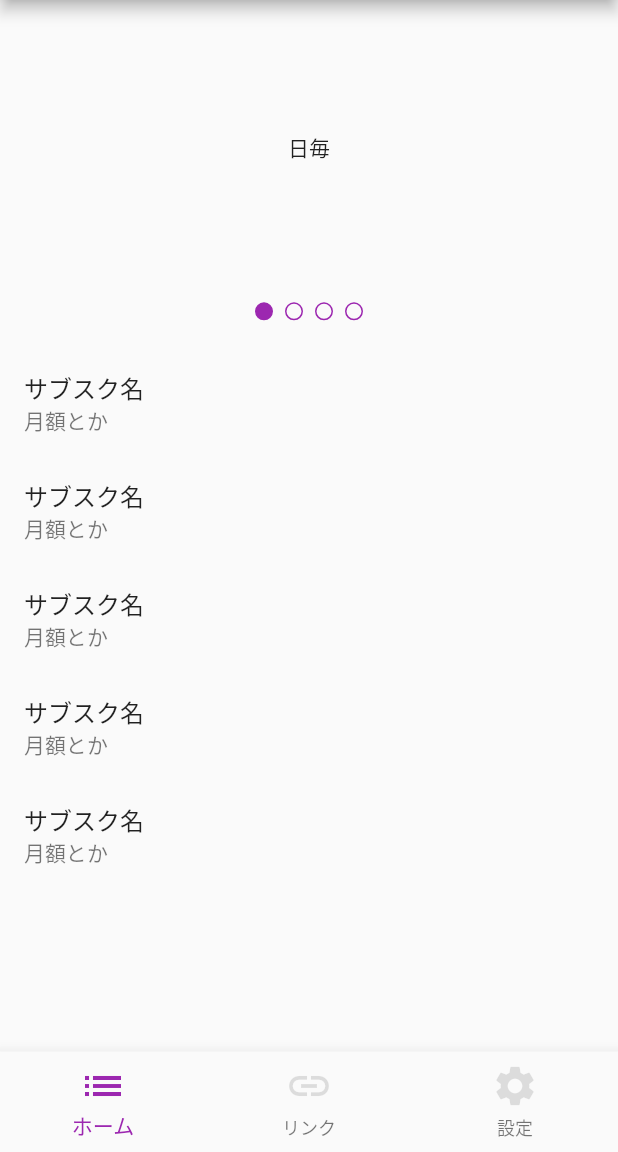
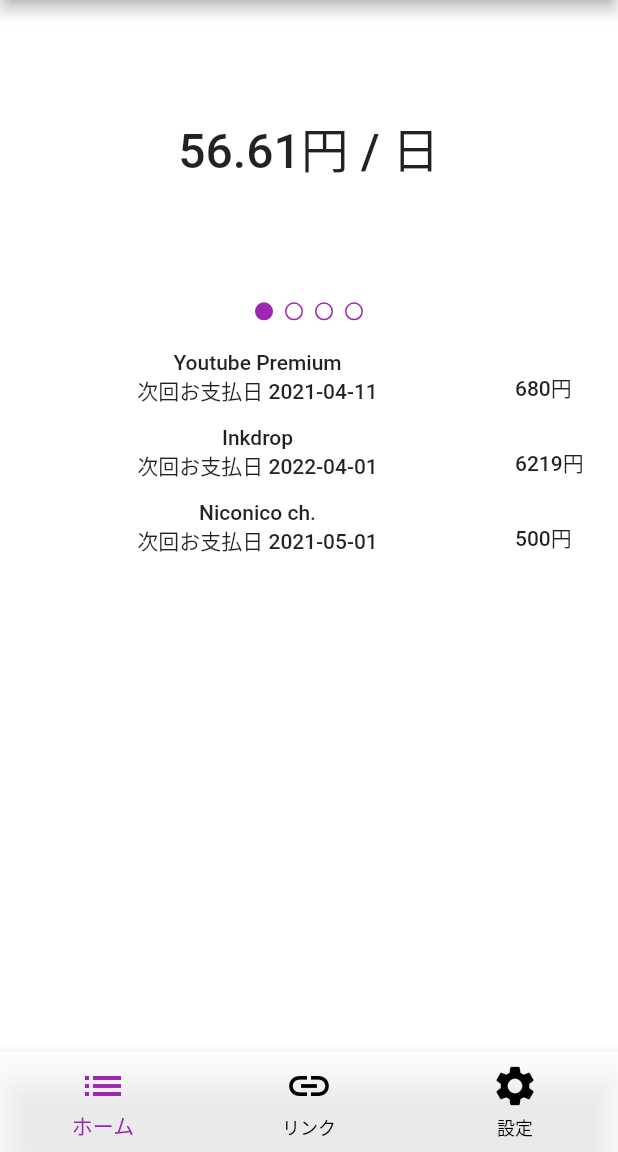
Before and after one commit to ushmz/subsuke, a Flutter app: the screen it shows after launch, on a phone screen of 412 x 824 dp, the part 84-1236 px from its top. Run offline on Flutter 3.47's test engine with Material 2 defaults, Android fonts, the phone set to English and light mode, and no system bars; our stand-ins replace rxdart.

Commit message:
:crescent_moon: Compatible with dark mode

```diff
--- a/lib/main.dart
+++ b/lib/main.dart
@@ -24,7 +24,24 @@
           // Notice that the counter didn't reset back to zero; the application
           // is not restarted.
           primarySwatch: Colors.purple,
-      ),
+          scaffoldBackgroundColor: Colors.white,
+          bottomAppBarColor: Colors.white70,
+          hintColor: Colors.black,
+          iconTheme: IconThemeData(color: Colors.black),
+          textTheme: TextTheme(
+            bodyText1: TextStyle(color: Colors.black87),
+          )),
+      darkTheme: ThemeData(
+          primaryColor: Colors.deepPurple,
+          primarySwatch: Colors.deepPurple,
+          backgroundColor: Colors.black,
+          scaffoldBackgroundColor: Colors.black,
+          bottomAppBarColor: Colors.black87,
+          hintColor: Colors.white,
+          iconTheme: IconThemeData(color: Colors.white),
+          textTheme: TextTheme(
+            bodyText1: TextStyle(color: Colors.white),
+          )),
       home: Provider<PaginationBloc>(
         create: (context) => PaginationBloc(),
         dispose: (context, bloc) => bloc.dispose(),
@@ -33,3 +50,9 @@
     );
   }
 }
+
+/// return ListTile(
+///                   title: Text(subscs[index]['title']),
+///                   subtitle: Text("次回お支払日 $subscs[index]['nextPayment']"),
+///                   trailing: Text("$subscs[index]['price']円"),
+///                 );
--- a/lib/ui/pages/list.dart
+++ b/lib/ui/pages/list.dart
@@ -3,22 +3,30 @@
 class ListPage extends StatelessWidget {
   static const prices = <Widget>[
     Center(
-      child: Text('日毎'),
+      child: Text('56.61円 / 日', style: TextStyle(fontSize: 32)),
     ),
     Center(
-      child: Text('週毎'),
+      child: Text('424.56円 / 週', style: TextStyle(fontSize: 32)),
     ),
     Center(
-      child: Text('月毎'),
+      child: Text('1698.25円 / 月', style: TextStyle(fontSize: 32)),
     ),
     Center(
-      child: Text('年毎'),
+      child: Text('20,379円 / 年', style: TextStyle(fontSize: 32)),
     ),
+  ];
+
+  static var subscs = [
+    {'title': 'Youtube Premium', 'nextPayment': '2021-04-11', 'price': 680},
+    {'title': 'Inkdrop', 'nextPayment': '2022-04-01', 'price': 6219},
+    {'title': 'Niconico ch.', 'nextPayment': '2021-05-01', 'price': 500}
   ];
 
   @override
   Widget build(BuildContext context) {
     return Container(
+        child: DefaultTextStyle(
+      style: Theme.of(context).textTheme.bodyText1,
       child: Column(
         children: [
           Expanded(
@@ -39,33 +47,36 @@
           ),
           Expanded(
             flex: 2,
-            child: ListView(
-              children: [
-                ListTile(
-                  title: Text('サブスク名'),
-                  subtitle: Text('月額とか'),
-                ),
-                ListTile(
-                  title: Text('サブスク名'),
-                  subtitle: Text('月額とか'),
-                ),
-                ListTile(
-                  title: Text('サブスク名'),
-                  subtitle: Text('月額とか'),
-                ),
-                ListTile(
-                  title: Text('サブスク名'),
-                  subtitle: Text('月額とか'),
-                ),
-                ListTile(
-                  title: Text('サブスク名'),
-                  subtitle: Text('月額とか'),
-                ),
-              ],
-            ),
+            child: ListView.builder(
+                itemCount: subscs.length,
+                itemBuilder: (BuildContext context, int index) {
+                  final subsc = subscs[index];
+                  return DefaultTextStyle(
+                    style: Theme.of(context).textTheme.bodyText1,
+                    child: SizedBox(
+                      height: 50,
+                      child: Row(
+                        children: [
+                          Expanded(
+                              flex: 5,
+                              child: Column(
+                                children: [
+                                  Text(subsc['title']),
+                                  Text("次回お支払日 ${subsc['nextPayment']}")
+                                ],
+                              )),
+                          Expanded(
+                            flex: 1,
+                            child: Text("${subsc['price']}円"),
+                          )
+                        ],
+                      ),
+                    ),
+                  );
+                }),
           ),
         ],
       ),
-    );
+    ));
   }
 }
--- a/lib/ui/screen/home.dart
+++ b/lib/ui/screen/home.dart
@@ -13,6 +13,7 @@
       stream: pagination.currentPage,
       initialData: 0,
       builder: (context, snapshot) => Scaffold(
+        backgroundColor: Theme.of(context).scaffoldBackgroundColor,
         appBar: AppBar(
           title: Text('subsuke'),
         ),
@@ -22,14 +23,13 @@
           ConfigPage(),
         ][snapshot.data],
         bottomNavigationBar: BottomNavigationBar(
+          backgroundColor: Theme.of(context).bottomAppBarColor,
+          unselectedItemColor: Theme.of(context).hintColor,
           type: BottomNavigationBarType.fixed,
           items: [
             BottomNavigationBarItem(
-                icon: Icon(
-                  Icons.list,
-                  size: 32,
-                  color: Colors.black12,
-                ),
+                icon: Icon(Icons.list,
+                    size: 32, color: Theme.of(context).iconTheme.color),
                 activeIcon: Icon(
                   Icons.list,
                   size: 32,
@@ -37,11 +37,8 @@
                 ),
                 label: 'ホーム'),
             BottomNavigationBarItem(
-                icon: Icon(
-                  Icons.link,
-                  size: 32,
-                  color: Colors.black12,
-                ),
+                icon: Icon(Icons.link,
+                    size: 32, color: Theme.of(context).iconTheme.color),
                 activeIcon: Icon(
                   Icons.link,
                   size: 32,
@@ -49,11 +46,8 @@
                 ),
                 label: 'リンク'),
             BottomNavigationBarItem(
-                icon: Icon(
-                  Icons.settings,
-                  size: 32,
-                  color: Colors.black12,
-                ),
+                icon: Icon(Icons.settings,
+                    size: 32, color: Theme.of(context).iconTheme.color),
                 activeIcon: Icon(
                   Icons.settings,
                   size: 32,
```
Lines whose indentation alone changed are shown as unchanged.
